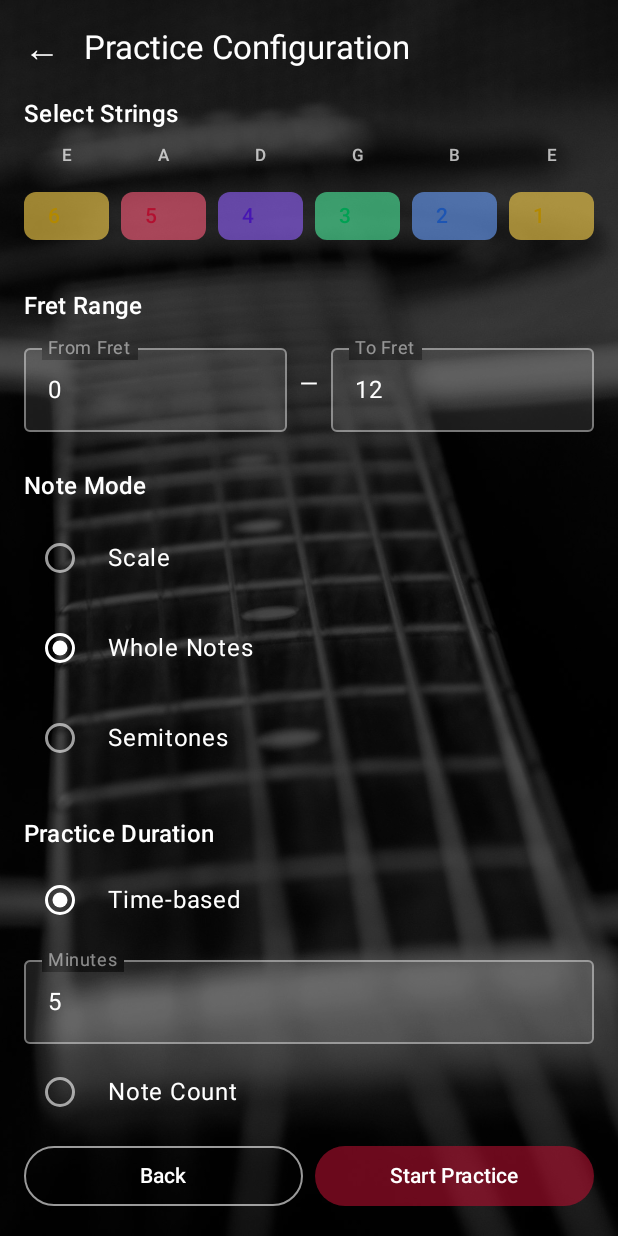
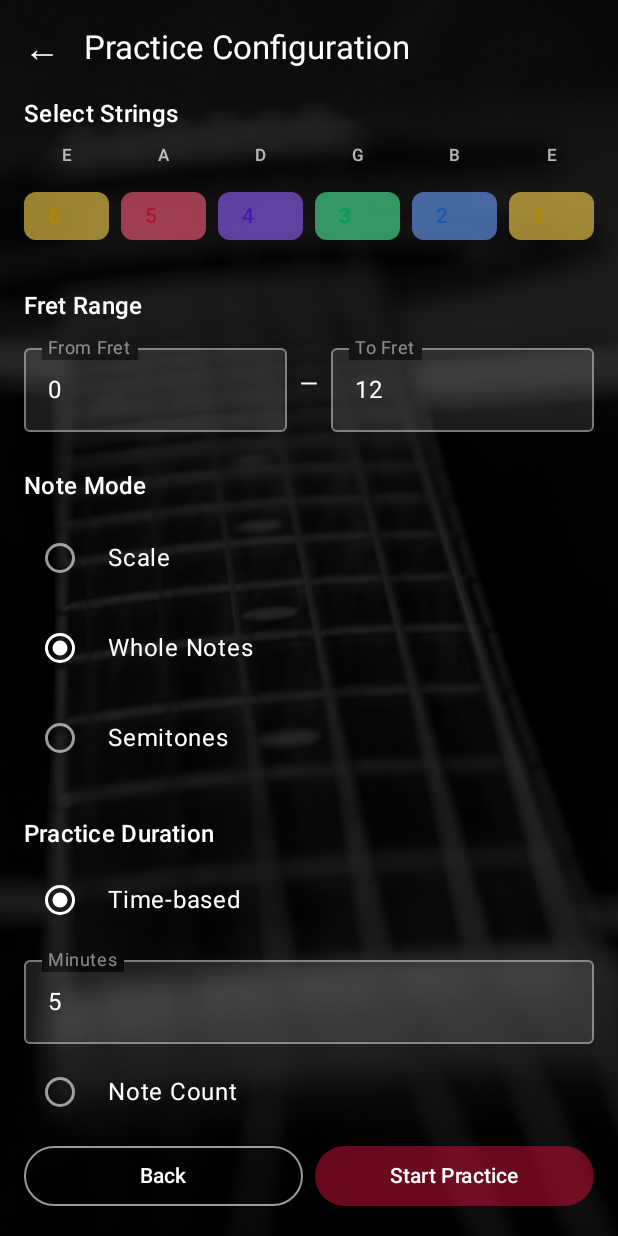
Before and after one commit to tobi01001/android-guitar-notes-learner, an Android app built with Jetpack Compose: the composable GuitarNotesApp shown on its own in the app's theme, after a tap on "Practice", on a phone screen of 412 x 824 dp. Run offline under Robolectric (Android 15) with nearby library versions, the phone set to English and light mode, and no system bars.

Commit message:
Change background opacity from 0.6 to 0.8

```diff
--- a/app/src/main/java/com/androidguitarnotes/app/practice/PracticeConfigScreen.kt
+++ b/app/src/main/java/com/androidguitarnotes/app/practice/PracticeConfigScreen.kt
@@ -50,7 +50,7 @@ fun PracticeConfigScreen(
             modifier =
                 Modifier
                     .fillMaxSize()
-                    .background(Color.Black.copy(alpha = 0.6f)),
+                    .background(Color.Black.copy(alpha = 0.8f)),
         )
 
         // Content layer with transparent Scaffold
```
